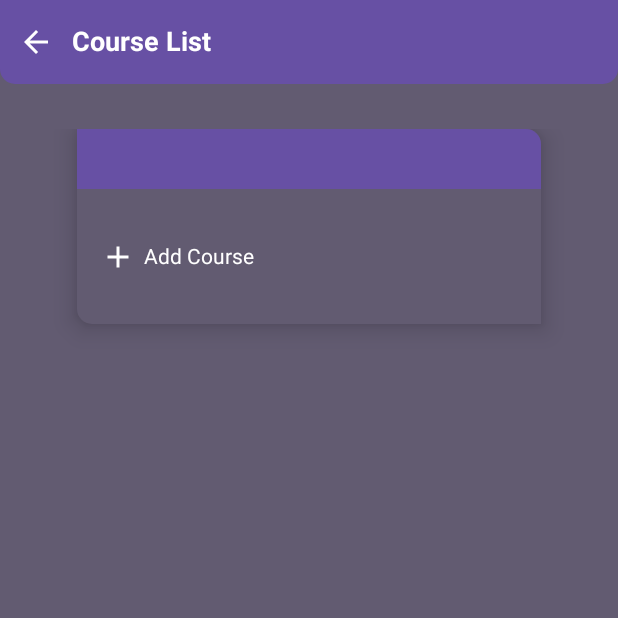
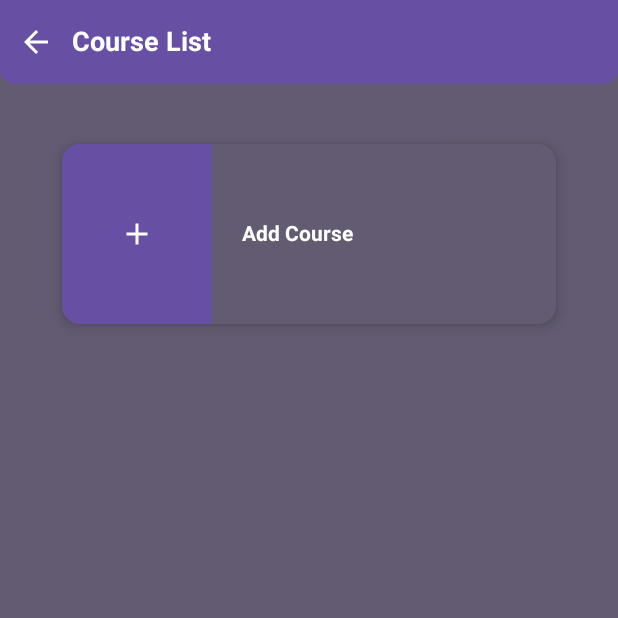
Before and after one commit to MyoHsetOo/QuizProject, an Android app built with Jetpack Compose: the composable CourseListAdminScreen shown on its own in the app's theme, on a phone screen of 412 x 824 dp, the top half of it. Run offline under Robolectric (Android 15) with nearby library versions, the phone set to English and light mode, and no system bars; 1 statement that could not run was skipped.

Commit message:
CourseListFinal Commit

```diff
--- a/app/src/main/java/com/example/quizproject/adminScreens/CourseListAdminScreen.kt
+++ b/app/src/main/java/com/example/quizproject/adminScreens/CourseListAdminScreen.kt
@@ -16,6 +16,7 @@
 import androidx.compose.foundation.layout.height
 import androidx.compose.foundation.layout.padding
 import androidx.compose.foundation.layout.size
+import androidx.compose.foundation.layout.width
 import androidx.compose.foundation.lazy.LazyColumn
 import androidx.compose.foundation.lazy.items
 import androidx.compose.foundation.rememberScrollState
@@ -83,8 +84,9 @@
 
 //////
     Column(
-        modifier = Modifier.fillMaxSize()
-            .background( MaterialTheme.colorScheme.secondary )
+        modifier = Modifier
+            .fillMaxSize()
+            .background(MaterialTheme.colorScheme.secondary)
     ) {
         Row(modifier = Modifier
             .fillMaxWidth()
@@ -136,83 +138,74 @@
             verticalArrangement = Arrangement.Top
         ) {
 
+            Card(modifier= Modifier
+                .fillMaxWidth(0.8f)
+                .height(130.dp)
+                .padding(top = 10.dp)
+                .clickable {
+                    navController.navigate("CourseContentAdminScreen")
+                },
+                colors = CardDefaults.cardColors(MaterialTheme.colorScheme.secondary),
+                elevation = CardDefaults.cardElevation(5.dp)) {
 
-            Column(
-                modifier = Modifier
-                    .height(130.dp)
-                    .fillMaxWidth(0.75f)
-                    .fillMaxHeight(),
+                Row(
+                    modifier = Modifier.fillMaxSize()
+                        .fillMaxWidth()
+                        .clickable { showAlert.value = true },
+                    verticalAlignment = Alignment.CenterVertically,
+                    horizontalArrangement = Arrangement.Start,
+                ) {
 
-            ) {
                     Card(
                         modifier = Modifier
-                    .fillMaxSize(),
-                colors = CardDefaults.cardColors(MaterialTheme.colorScheme.secondary),
-                elevation = CardDefaults.cardElevation(10.dp),
-                shape = RoundedCornerShape(
-                    topStart = 0.dp,
-                    topEnd = 10.dp,
-                    bottomEnd = 0.dp,
-                    bottomStart = 10.dp
-                )
-            ) {
-                Card(
-                    modifier = Modifier
-                        .fillMaxWidth()
-                        .height(40.dp),
+                            .fillMaxHeight()
+                            .width(100.dp),
                         colors = CardDefaults.cardColors(MaterialTheme.colorScheme.primary),
                         shape = RoundedCornerShape(
                             topStart = 0.dp,
                             topEnd = 0.dp,
-                        bottomEnd = 0.dp,
-                        bottomStart = 0.dp
+                            bottomStart = 0.dp,
+                            bottomEnd = 0.dp
                         )
                     ) {
-                    /*Image(
-                        modifier = Modifier
-                            .fillMaxWidth()
-                            .offset(0.dp, (-30).dp),
-                        painter = painterResource(id = R.drawable.bg_main),
-                        contentDescription = "Header Background",
-                        contentScale = ContentScale.FillWidth
-                    )*/
+                        Column(
+                            modifier = Modifier.fillMaxSize(),
+                            horizontalAlignment = Alignment.CenterHorizontally,
+                            verticalArrangement = Arrangement.Center
+                        ) {
+                            Icon(
+                                Icons.Default.Add, contentDescription = "back",
+                                tint = MaterialTheme.colorScheme.onPrimary
+                            )
+
+
                         }
-                Column(
+                    }
+
+                    Column(horizontalAlignment = Alignment.Start,
                         verticalArrangement = Arrangement.Center,
                         modifier = Modifier
                             .fillMaxSize()
-                        .padding(10.dp)
-                ) {
-                    Row(
-                        modifier = Modifier
-                            .fillMaxWidth()
-                            .clickable { showAlert.value = true },
-                        verticalAlignment = Alignment.CenterVertically,
-                        horizontalArrangement = Arrangement.Start,
-
-                    ) {
-
-                            Icon(
-                                Icons.Default.Add, contentDescription = "back",
-                                tint = MaterialTheme.colorScheme.onPrimary,
-                                modifier = Modifier.padding(5.dp)
-                            )
-
-
+                            .padding(20.dp)) {
                         Text(
                             text = "Add Course",
                             style = TextStyle(
-                                    color = MaterialTheme.colorScheme.onPrimary
+                                color = MaterialTheme.colorScheme.onPrimary,
+                                lineHeight = 30.sp,
+                                fontWeight = FontWeight.Bold,
+                                fontSize = 14.sp
                             )
                         )
                     }
                 }
             }
-        }
+
 
             Spacer(modifier = Modifier.height(30.dp))
             for (item in itemList){
-                cardAdmin(text = item, navController = navController)
+
+                AdminFinalCard(text = item, navController = navController)
+
                 Spacer(modifier = Modifier.height(30.dp))
             }
         }
@@ -335,3 +328,79 @@
         }
     }
 }
+
+
+@Composable
+fun AdminFinalCard(text:String , navController: NavController){
+    Spacer(modifier = Modifier.height(30.dp))
+    Card(modifier= Modifier
+        .fillMaxWidth(0.8f)
+        .height(130.dp)
+        .padding(top = 10.dp)
+        .clickable {
+            navController.navigate("CourseContentAdminScreen")
+        },
+        colors = CardDefaults.cardColors(MaterialTheme.colorScheme.secondary),
+        elevation = CardDefaults.cardElevation(5.dp)) {
+
+        Row(
+            modifier = Modifier.fillMaxSize(),
+        ) {
+
+            Card(
+                modifier = Modifier
+                    .fillMaxHeight()
+                    .width(100.dp),
+                colors = CardDefaults.cardColors(MaterialTheme.colorScheme.primary),
+                shape = RoundedCornerShape(
+                    topStart = 0.dp,
+                    topEnd = 0.dp,
+                    bottomStart = 0.dp,
+                    bottomEnd = 0.dp
+                )
+            ) {
+                Column(
+                    modifier = Modifier.fillMaxSize(),
+                    horizontalAlignment = Alignment.CenterHorizontally,
+                    verticalArrangement = Arrangement.Center
+                ) {
+
+                    Text(
+                        text = "1",
+                        style = TextStyle(
+                            color = MaterialTheme.colorScheme.onPrimary,
+                            fontWeight = FontWeight.Bold,
+                            fontSize = 20.sp
+                        )
+                    )
+
+                    Spacer(modifier = Modifier.height(5.dp))
+                    Text(
+                        text = "Course",
+                        style = TextStyle(
+                            color = MaterialTheme.colorScheme.onPrimary,
+                            fontWeight = FontWeight.Bold,
+                            fontSize = 14.sp
+                        )
+                    )
+                }
+            }
+
+            Column(horizontalAlignment = Alignment.Start,
+                verticalArrangement = Arrangement.Center,
+                modifier = Modifier
+                    .fillMaxSize()
+                    .padding(20.dp)) {
+                Text(
+                    text = text,
+                    style = TextStyle(
+                        color = MaterialTheme.colorScheme.onPrimary,
+                        lineHeight = 30.sp,
+                        fontWeight = FontWeight.Bold,
+                        fontSize = 14.sp
+                    )
+                )
+            }
+        }
+    }
+}
```
Lines whose indentation alone changed are shown as unchanged.
